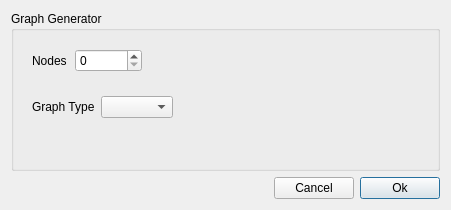
This is src/gui/forms/graphgendlg.ui in evoplex/evoplex as Qt 5 draws it before an edit. The edited form follows.
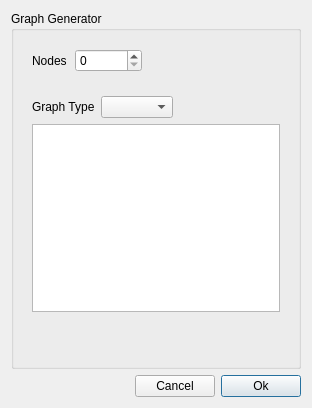
This is the edited form.

Commit message: graphgendlg: Dynamically load the graph attributes

Diff of the .ui file:
```diff
--- a/src/gui/forms/graphgendlg.ui
+++ b/src/gui/forms/graphgendlg.ui
@@ -6,8 +6,8 @@
    <rect>
     <x>0</x>
     <y>0</y>
-    <width>451</width>
-    <height>210</height>
+    <width>312</width>
+    <height>408</height>
    </rect>
   </property>
   <property name="sizePolicy">
@@ -25,6 +25,12 @@
      <layout class="QVBoxLayout" name="verticalLayout_2">
       <item>
        <widget class="QWidget" name="wNumAttrs" native="true">
+        <property name="sizePolicy">
+         <sizepolicy hsizetype="Preferred" vsizetype="Preferred">
+          <horstretch>0</horstretch>
+          <verstretch>0</verstretch>
+         </sizepolicy>
+        </property>
         <layout class="QHBoxLayout" name="horizontalLayout_3">
          <property name="spacing">
           <number>8</number>
@@ -64,6 +70,12 @@
       </item>
       <item>
        <widget class="QWidget" name="wData" native="true">
+        <property name="sizePolicy">
+         <sizepolicy hsizetype="Preferred" vsizetype="Preferred">
+          <horstretch>0</horstretch>
+          <verstretch>0</verstretch>
+         </sizepolicy>
+        </property>
         <layout class="QGridLayout" name="gridLayout">
          <item row="0" column="2">
           <spacer name="horizontalSpacer_3">
@@ -78,7 +90,7 @@
            </property>
           </spacer>
          </item>
-         <item row="1" column="1">
+         <item row="2" column="1">
           <spacer name="verticalSpacer">
            <property name="orientation">
             <enum>Qt::Vertical</enum>
@@ -104,6 +116,32 @@
            </property>
           </widget>
          </item>
+         <item row="1" column="0" colspan="3">
+          <widget class="QTreeWidget" name="treeWidget">
+           <property name="sizePolicy">
+            <sizepolicy hsizetype="Preferred" vsizetype="Preferred">
+             <horstretch>0</horstretch>
+             <verstretch>0</verstretch>
+            </sizepolicy>
+           </property>
+           <property name="headerHidden">
+            <bool>true</bool>
+           </property>
+           <property name="columnCount">
+            <number>2</number>
+           </property>
+           <column>
+            <property name="text">
+             <string notr="true">1</string>
+            </property>
+           </column>
+           <column>
+            <property name="text">
+             <string notr="true">2</string>
+            </property>
+           </column>
+          </widget>
+         </item>
         </layout>
        </widget>
       </item>
```
Left out of the diff: 6 changed lines with no effect on the pictures. The commit also changes 2 other files.
